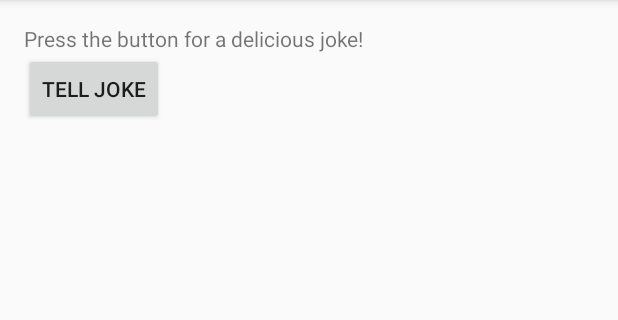
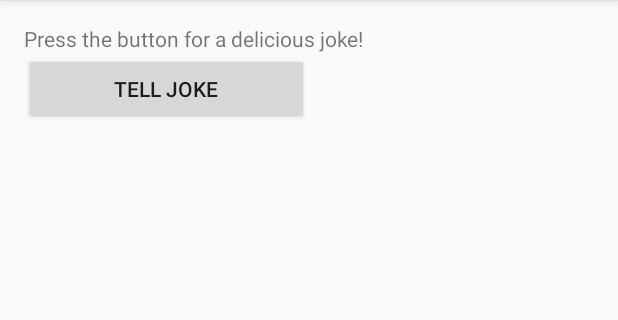
Before and after one commit to sprengerst/udacity_nanodegree_project_4, an Android app: the screen it shows after launch (MainActivity), on a phone screen of 412 x 824 dp, the part 84-404 px from its top. Run offline under Robolectric (Android 15) with nearby library versions, the phone set to English and light mode, and no system bars; our stand-ins replace AdMob.

```diff
--- a/app/src/main/java/com/udacity/gradle/builditbigger/MainActivity.java
+++ b/app/src/main/java/com/udacity/gradle/builditbigger/MainActivity.java
@@ -42,9 +42,5 @@ public class MainActivity extends AppCompatActivity {
         return super.onOptionsItemSelected(item);
     }
 
-    public void tellJoke(View view){
-        new JokeSupplyGCEAsyncTask().execute(new Pair<Context, String>(this, "Manfred"));
-    }
-
 
 }
--- a/app/src/main/java/com/udacity/gradle/builditbigger/MainActivityFragment.java
+++ b/app/src/main/java/com/udacity/gradle/builditbigger/MainActivityFragment.java
@@ -1,10 +1,13 @@
 package com.udacity.gradle.builditbigger;
 
+import android.content.Context;
+import android.os.Bundle;
 import android.support.v4.app.Fragment;
-import android.os.Bundle;
+import android.util.Pair;
 import android.view.LayoutInflater;
 import android.view.View;
 import android.view.ViewGroup;
+import android.widget.Button;
 
 import com.google.android.gms.ads.AdRequest;
 import com.google.android.gms.ads.AdView;
@@ -31,6 +34,14 @@ public class MainActivityFragment extends Fragment {
                 .addTestDevice(AdRequest.DEVICE_ID_EMULATOR)
                 .build();
         mAdView.loadAd(adRequest);
+
+        Button loadJokeBtn = (Button) root.findViewById(R.id.tell_joke_btn);
+        loadJokeBtn.setOnClickListener(new View.OnClickListener() {
+            public void onClick(View v) {
+                new JokeSupplyGCEAsyncTask(getContext()).execute(new Pair<Context, String>(getContext(), "Manfred"));
+            }
+        });
+
         return root;
     }
 }
--- a/app/src/main/res/layout/fragment_main.xml
+++ b/app/src/main/res/layout/fragment_main.xml
@@ -18,10 +18,12 @@
         android:layout_width="wrap_content"
         android:layout_height="wrap_content"
         android:layout_below="@+id/instructions_text_view"
+        android:id="@+id/tell_joke_btn"
         android:text="@string/button_text"
-        android:onClick="tellJoke"
-
-        />
+        android:layout_alignRight="@+id/adView"
+        android:layout_alignEnd="@+id/adView"
+        android:layout_alignParentLeft="true"
+        android:layout_alignParentStart="true" />
 
     <com.google.android.gms.ads.AdView
         android:id="@+id/adView"
```
Also changed, not shown: app/src/main/java/com/udacity/gradle/builditbigger/JokeSupplyGCEAsyncTask.java (+18 -0 lines).
